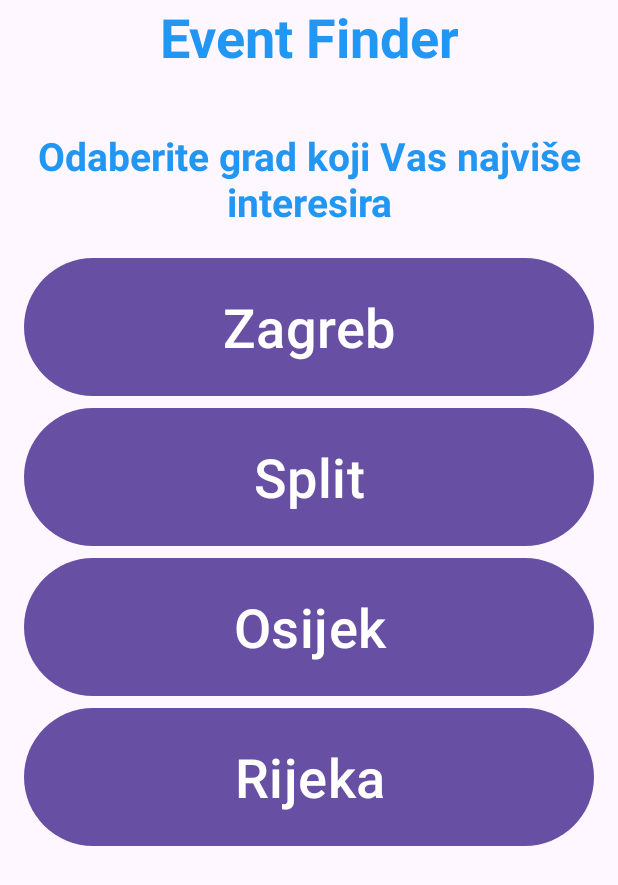
After one commit to dbracic21-foi/EventFinder, an Android app: the PersonalizationActivityCity screen opened directly, with no data from a screen before it, on a phone screen of 412 x 824 dp. The commit adds this screen. Shown: the top 885 px of the screen. Run offline under Robolectric (Android 15) with nearby library versions, the phone set to English and light mode, and no system bars.

Commit message:
Created activities for personalization. Created xml for personalization. Only thing left is filtering based on that.

```diff
--- a/Software/app/src/main/AndroidManifest.xml
+++ b/Software/app/src/main/AndroidManifest.xml
@@ -14,6 +14,8 @@
         android:theme="@style/Theme.EventFinder"
         tools:targetApi="31">
         <activity android:name=".RegistrationActivity"/>
+        <activity android:name=".PersonallizationActivity"/>
+        <activity android:name=".PersonalizationActivityCity"/>
         <activity android:name=".MapsFragment"/>
         <activity android:name=".ViewerActivity"/>
         <activity android:name=".RedirectActivity"/>
--- a/Software/app/src/main/java/com/example/eventfinder/Database/User.kt
+++ b/Software/app/src/main/java/com/example/eventfinder/Database/User.kt
@@ -10,6 +10,7 @@ data class User (
     val lastName : String,
     val username : String,
     val pasword: String,
-    val Email : String
-
+    val Email : String,
+    var KeyInterestCategory: String,
+    var KeyInterestCity: String,
 )
--- a/Software/app/src/main/java/com/example/eventfinder/Database/UsersDAO.kt
+++ b/Software/app/src/main/java/com/example/eventfinder/Database/UsersDAO.kt
@@ -3,6 +3,7 @@ package com.example.eventfinder.Database
 import androidx.room.Dao
 import androidx.room.Insert
 import androidx.room.Query
+import androidx.room.Update
 
 @Dao
 interface UsersDAO {
@@ -11,4 +12,12 @@ interface UsersDAO {
 
     @Query("Select * FROM users WHERE (username = :username OR Email = :username) AND pasword = :password")
     fun getUserByUsernameAndPassword(username : String, password: String) : User?
+
+    @Query("SELECT * FROM users WHERE id = :userId")
+    fun getUserById(userId: Long): User?
+
+    @Query("SELECT * FROM users ORDER BY id DESC LIMIT 1")
+    fun getLastInsertedUser(): User?
+    @Update
+    fun updateUser(user: User)
 }
--- a/Software/app/src/main/java/com/example/eventfinder/LoginActivity.kt
+++ b/Software/app/src/main/java/com/example/eventfinder/LoginActivity.kt
@@ -10,7 +10,6 @@ import android.widget.Button
 import android.widget.EditText
 import android.widget.TextView
 import androidx.appcompat.app.AppCompatActivity
-import androidx.room.Room
 import com.example.eventfinder.Database.DatabaseAPP
 import com.google.android.material.snackbar.Snackbar
 import kotlinx.coroutines.Dispatchers
--- /dev/null
+++ b/Software/app/src/main/java/com/example/eventfinder/PersonalizationActivityCity.kt
@@ -0,0 +1,62 @@
+package com.example.eventfinder
+
+import android.content.Intent
+import android.os.Bundle
+import android.util.Log
+import android.widget.Button
+import android.widget.Toast
+import androidx.appcompat.app.AppCompatActivity
+import com.example.eventfinder.Database.DatabaseAPP
+import com.example.eventfinder.R
+
+class PersonalizationActivityCity: AppCompatActivity() {
+    val TAG="PersonalizationActivityCity"
+    override fun onCreate(savedInstanceState: Bundle?) {
+        super.onCreate(savedInstanceState)
+        setContentView(R.layout.activity_personalization_city)
+
+        val zagrebButton: Button = findViewById(R.id.buttonZagreb)
+        val splitButton: Button = findViewById(R.id.buttonSplit)
+        val osijekButton: Button = findViewById(R.id.buttonOsijek)
+        val rijekaButton: Button = findViewById(R.id.buttonRijeka)
+        val userId: Long = intent.getLongExtra("ARGUMENT_KEY", 0)
+
+        zagrebButton.setOnClickListener {
+            saveChoice("Zagreb", userId)
+            openLogin()
+        }
+
+        splitButton.setOnClickListener {
+            saveChoice("Split", userId)
+            openLogin()
+        }
+
+        osijekButton.setOnClickListener {
+            saveChoice("Osijek", userId)
+            openLogin()
+        }
+
+        rijekaButton.setOnClickListener {
+            saveChoice("Rijeka", userId)
+            openLogin()
+        }
+    }
+
+    private fun saveChoice(choice: String, id: Long) {
+        val user = DatabaseAPP.getInstance().UsersDAO().getUserById(id)
+        if (user != null) {
+            user.KeyInterestCity = choice
+            DatabaseAPP.getInstance().UsersDAO().updateUser(user)
+        } else {
+            Toast.makeText(this, "No active user found", Toast.LENGTH_SHORT).show()
+        }
+        Toast.makeText(this, "Chosen City: $choice", Toast.LENGTH_SHORT).show()
+        Log.d(TAG, "Retrieved user by ID. User: $user");
+    }
+
+    fun openLogin(){
+        val intent = Intent(this,LoginActivity :: class.java)
+        startActivity(intent)
+        finish()
+    }
+}
--- a/Software/app/src/main/java/com/example/eventfinder/ViewerActivity.kt
+++ b/Software/app/src/main/java/com/example/eventfinder/ViewerActivity.kt
@@ -39,7 +39,9 @@ class ViewerActivity : AppCompatActivity() {
     private lateinit var searchView: SearchView
     private lateinit var searchList: ArrayList<Event>
     private lateinit var dataList: ArrayList<Event>
+
     override fun onCreate(savedInstanceState: Bundle?) {
+
         super.onCreate(savedInstanceState)
         setContentView(R.layout.activity_combobox)
 
--- /dev/null
+++ b/Software/app/src/main/res/layout/activity_personalization_city.xml
@@ -0,0 +1,67 @@
+<?xml version="1.0" encoding="utf-8"?>
+<androidx.constraintlayout.widget.ConstraintLayout xmlns:android="http://schemas.android.com/apk/res/android"
+    android:layout_width="match_parent"
+    android:layout_height="match_parent">
+    <TextView
+        android:id="@+id/textViewTitle"
+        android:layout_width="match_parent"
+        android:layout_height="wrap_content"
+        android:text="@string/title_login"
+        android:textSize="36sp"
+        android:textStyle="bold"
+        android:gravity="center"
+        android:layout_marginBottom="16dp"
+        android:textColor="#2196F3"/>
+
+    <!-- Linija ispod "Event Finder" -->
+    <LinearLayout xmlns:android="http://schemas.android.com/apk/res/android"
+        android:layout_width="match_parent"
+        android:layout_height="match_parent"
+        android:orientation="vertical"
+        android:padding="16dp"
+        android:layout_marginTop="70dp">
+        <TextView
+            android:id="@+id/textCitiesPersonalization"
+            android:layout_width="match_parent"
+            android:layout_height="wrap_content"
+            android:text="@string/personalizaion"
+            android:textSize="26sp"
+            android:textStyle="bold"
+            android:gravity="center"
+            android:layout_marginBottom="16dp"
+            android:textColor="#2196F3"/>
+
+        <Button
+            android:id="@+id/buttonZagreb"
+            android:layout_width="match_parent"
+            android:layout_height="100dp"
+            android:text="Zagreb"
+            android:textSize="36sp"
+            android:gravity="center"/>
+
+        <Button
+            android:id="@+id/buttonSplit"
+            android:layout_width="match_parent"
+            android:layout_height="100dp"
+            android:text="Split"
+            android:textSize="36sp"
+            android:gravity="center"/>
+
+        <Button
+            android:id="@+id/buttonOsijek"
+            android:layout_width="match_parent"
+            android:layout_height="100dp"
+            android:text="Osijek"
+            android:textSize="36sp"
+            android:gravity="center"/>
+
+        <Button
+            android:id="@+id/buttonRijeka"
+            android:layout_width="match_parent"
+            android:layout_height="100dp"
+            android:text="Rijeka"
+            android:textSize="36sp"
+            android:gravity="center"/>
+
+    </LinearLayout>
+</androidx.constraintlayout.widget.ConstraintLayout>
--- a/Software/app/src/main/res/values/strings.xml
+++ b/Software/app/src/main/res/values/strings.xml
@@ -5,6 +5,8 @@
     <string name="lokacija">Odaberi lokaciju</string>
     <string name ="login_button_text">Prijavi se</string>
     <string name = "title_login">Event Finder</string>
+    <string name = "personalizaion">Odaberite grad koji Vas najviše interesira</string>
+    <string name = "category_choose">Odaberite kategoriju koja Vam je najinteresantnija</string>
     <string name = "username_email">Korisničko ime ili Email</string>
     <string name="password_login">Lozinka</string>
     <string name= "need_account">Niste registrirani !</string>
```
Also changed, not shown: Software/app/src/main/java/com/example/eventfinder/PersonallizationActivity.kt (added, +58 -0 lines), Software/app/src/main/java/com/example/eventfinder/RegistrationActivity.kt (+16 -5 lines), Software/app/src/main/res/layout/activity_personalization_categories.xml (added, +65 -0 lines).
